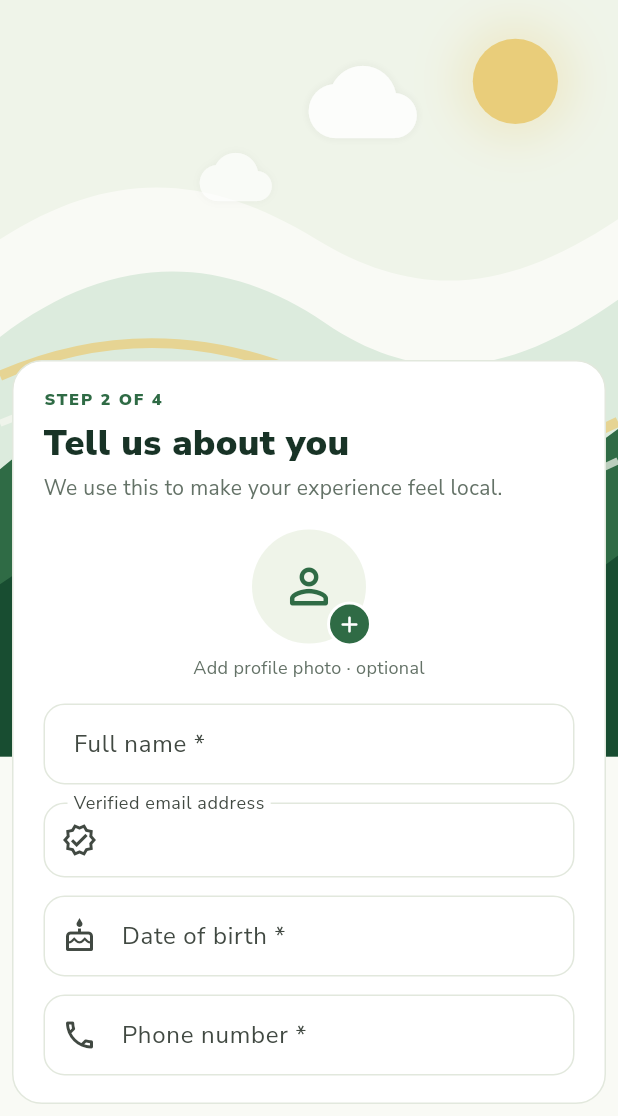
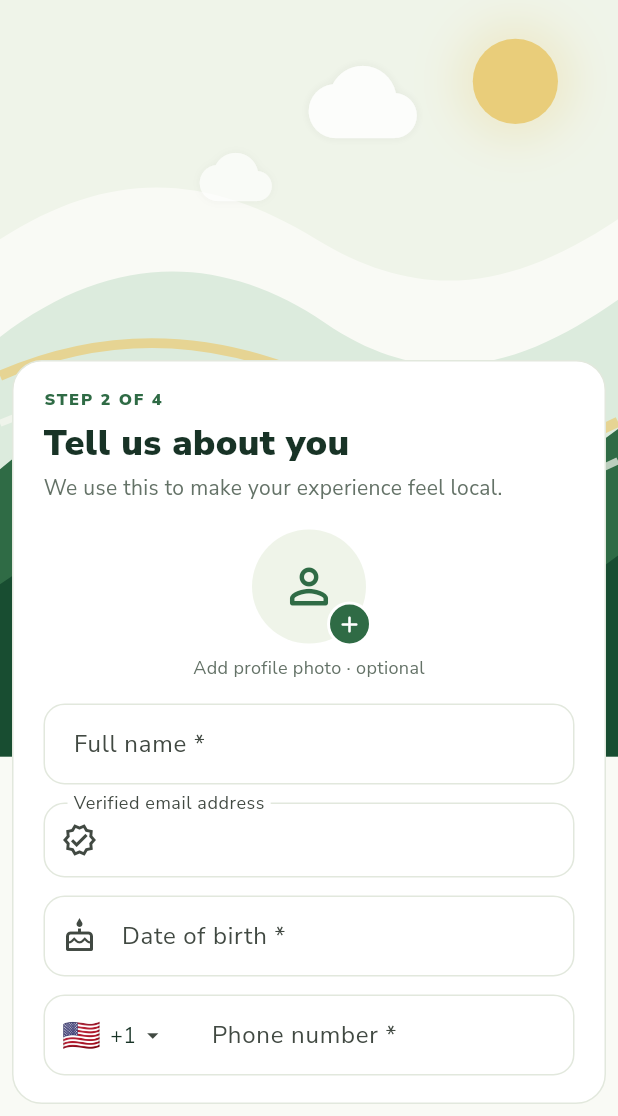
Before and after one commit to Tokol/frshnearbyapp, a Flutter app: the screen it shows after launch, swiped to page 4, on a phone screen of 412 x 824 dp, the part 120-1236 px from its top. Run offline on Flutter 3.47's test engine with Material 3 defaults, Android fonts, the phone set to English and light mode, and no system bars; our stand-ins replace dio, firebase_auth, firebase_core, flutter_svg, geocoding, geolocator and 4 more; accounts and stored records are empty.

Commit message:
Add localized country code phone input

```diff
--- a/lib/features/auth/auth_screen.dart
+++ b/lib/features/auth/auth_screen.dart
@@ -1,7 +1,7 @@
-import 'dart:typed_data';
-
+import 'package:country_picker/country_picker.dart';
 import 'package:firebase_auth/firebase_auth.dart';
 import 'package:flutter/material.dart';
+import 'package:flutter/services.dart';
 import 'package:flutter_svg/flutter_svg.dart';
 import 'package:image_picker/image_picker.dart';
 
@@ -1189,20 +1189,7 @@ class _DetailsPage extends StatelessWidget {
               ),
               const SizedBox(height: 12),
             ],
-            TextFormField(
-              controller: phoneController,
-              keyboardType: TextInputType.phone,
-              decoration: const InputDecoration(
-                labelText: 'Phone number *',
-                prefixIcon: Icon(Icons.phone_outlined),
-              ),
-              validator: (value) {
-                final digits = value?.replaceAll(RegExp(r'\D'), '') ?? '';
-                return digits.length >= 7
-                    ? null
-                    : 'Enter a valid phone number.';
-              },
-            ),
+            _InternationalPhoneField(controller: phoneController),
             const SizedBox(height: 20),
             _PrimaryButton(label: 'Continue', onPressed: onContinue),
           ],
@@ -1555,6 +1542,97 @@ class _RequiredField extends StatelessWidget {
             value == null || value.trim().isEmpty
                 ? '$label is required.'
                 : null,
+  );
+}
+
+class _InternationalPhoneField extends StatefulWidget {
+  const _InternationalPhoneField({required this.controller});
+  final TextEditingController controller;
+
+  @override
+  State<_InternationalPhoneField> createState() =>
+      _InternationalPhoneFieldState();
+}
+
+class _InternationalPhoneFieldState extends State<_InternationalPhoneField> {
+  late Country _country;
+  final _national = TextEditingController();
+
+  @override
+  void initState() {
+    super.initState();
+    final region =
+        WidgetsBinding.instance.platformDispatcher.locale.countryCode;
+    _country = Country.tryParse(region ?? 'FI') ?? Country.parse('FI');
+    _sync();
+  }
+
+  @override
+  void dispose() {
+    _national.dispose();
+    super.dispose();
+  }
+
+  void _sync() {
+    final number = _national.text
+        .replaceAll(RegExp(r'\D'), '')
+        .replaceFirst(RegExp(r'^0+'), '');
+    widget.controller.text = '+${_country.phoneCode}$number';
+  }
+
+  void _chooseCountry() {
+    showCountryPicker(
+      context: context,
+      showPhoneCode: true,
+      countryListTheme: const CountryListThemeData(
+        bottomSheetHeight: 560,
+        borderRadius: BorderRadius.vertical(top: Radius.circular(24)),
+        inputDecoration: InputDecoration(
+          labelText: 'Search country or code',
+          prefixIcon: Icon(Icons.search),
+        ),
+      ),
+      onSelect: (country) {
+        setState(() => _country = country);
+        _sync();
+      },
+    );
+  }
+
+  @override
+  Widget build(BuildContext context) => TextFormField(
+    controller: _national,
+    keyboardType: TextInputType.phone,
+    inputFormatters: [FilteringTextInputFormatter.digitsOnly],
+    onChanged: (_) => _sync(),
+    decoration: InputDecoration(
+      labelText: 'Phone number *',
+      hintText: _country.example.isEmpty ? 'Phone number' : _country.example,
+      prefixIconConstraints: const BoxConstraints(minWidth: 108),
+      prefixIcon: InkWell(
+        onTap: _chooseCountry,
+        borderRadius: BorderRadius.circular(12),
+        child: Padding(
+          padding: const EdgeInsets.symmetric(horizontal: 12),
+          child: Row(
+            mainAxisSize: MainAxisSize.min,
+            children: [
+              Text(_country.flagEmoji, style: const TextStyle(fontSize: 21)),
+              const SizedBox(width: 6),
+              Text('+${_country.phoneCode}'),
+              const SizedBox(width: 2),
+              const Icon(Icons.arrow_drop_down, size: 18),
+            ],
+          ),
+        ),
+      ),
+    ),
+    validator: (_) {
+      final value = widget.controller.text;
+      return RegExp(r'^\+[1-9]\d{7,14}$').hasMatch(value)
+          ? null
+          : 'Enter a valid phone number.';
+    },
   );
 }
 
--- a/pubspec.yaml
+++ b/pubspec.yaml
@@ -52,6 +52,7 @@ dependencies:
   image_picker: 1.1.2
   geolocator: ^14.0.2
   geocoding: ^4.0.0
+  country_picker: ^2.0.28
 
 dev_dependencies:
   flutter_test:
```
Also changed, not shown: pubspec.lock.
